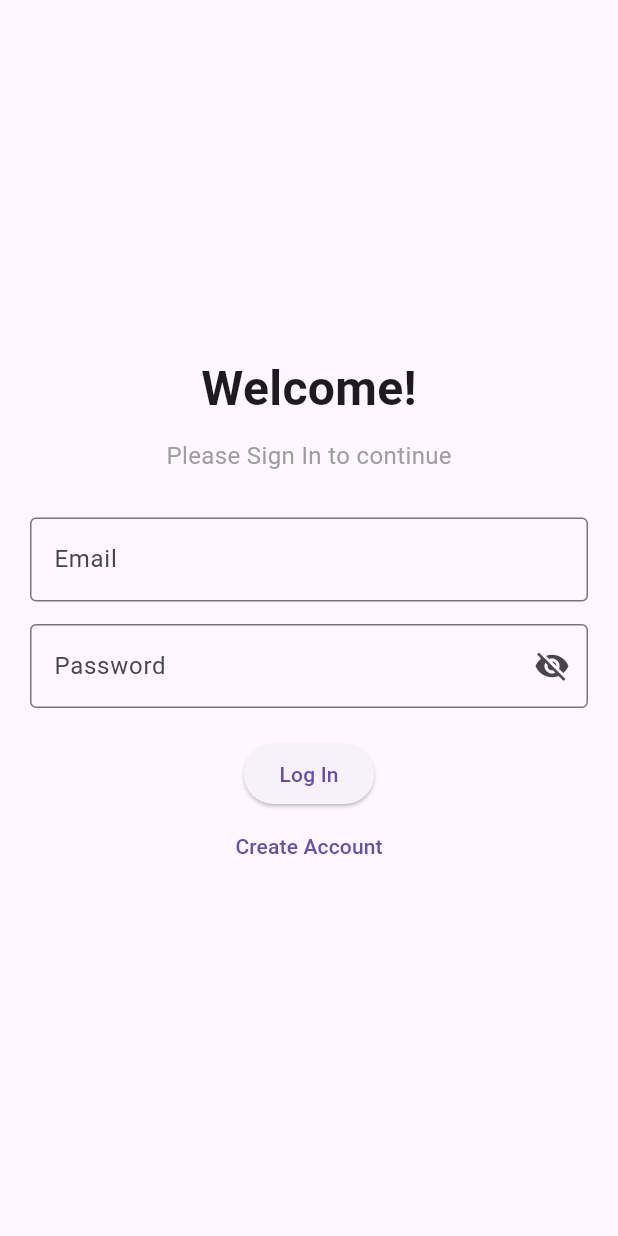
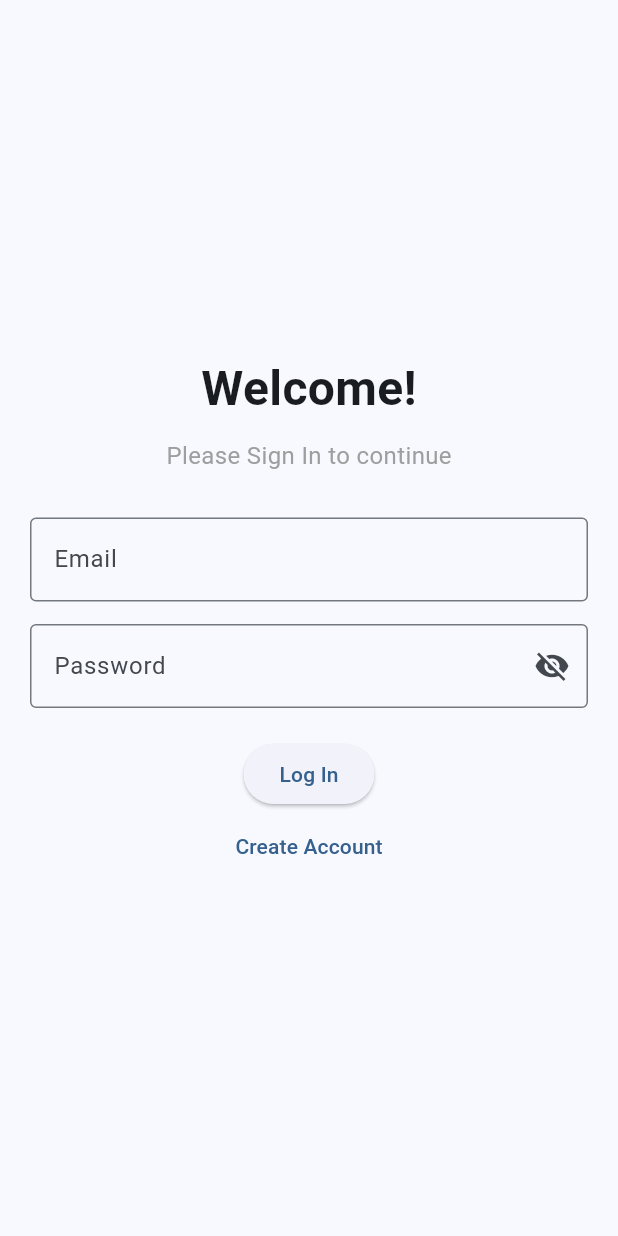
Before and after one commit to matei1603/ChattingApp, a Flutter app: the screen it shows after launch, on a phone screen of 412 x 824 dp. Run offline on Flutter 3.47's test engine with Material 3 defaults, Android fonts, the phone set to English and light mode, and no system bars; our stand-ins replace basic_utils, cloud_firestore, firebase_auth, firebase_core, firebase_messaging, firebase_storage and 7 more; missing offline and left inert: encrypt, file_selector, flutter_google_places_hoc081098, pointycastle; accounts and stored records are empty.

Commit message:
6.06.2025 final

```diff
--- a/lib/main.dart
+++ b/lib/main.dart
@@ -1,16 +1,14 @@
 import 'package:chatting_app/services/crypto_service.dart';
 import 'package:chatting_app/services/notifications_service.dart';
-import 'package:chatting_app/theme/script.dart';
 import 'package:firebase_auth/firebase_auth.dart';
 import 'package:flutter/material.dart';
 import 'package:firebase_core/firebase_core.dart';
-import 'firebase_utilis.dart';
 import 'screens/login.dart';
 import 'package:firebase_messaging/firebase_messaging.dart';
 
 Future<void> _firebaseBackgroundHandler(RemoteMessage message) async {
   await Firebase.initializeApp();
-  // Handle background message here
+
   print('Background message: ${message.notification?.title}');
 }
 void main() async {
@@ -39,6 +37,12 @@ class MyApp extends StatelessWidget {
   Widget build(BuildContext context) {
     return MaterialApp(
       debugShowCheckedModeBanner: false,
+      theme: ThemeData(
+        colorScheme: ColorScheme.fromSeed(
+          seedColor: Colors.blue,
+        ),
+        useMaterial3: true,
+      ),
       home: LoginPage(),
     );
   }
--- a/lib/screens/chat_screen.dart
+++ b/lib/screens/chat_screen.dart
@@ -1,16 +1,13 @@
-// Updated ChatPage with MessageBubble integration
 import 'dart:io';
 import 'package:flutter/material.dart';
 import 'package:font_awesome_flutter/font_awesome_flutter.dart';
 import 'package:image_picker/image_picker.dart';
 import 'package:file_selector/file_selector.dart';
-import 'package:url_launcher/url_launcher.dart';
 import '../services/chat_service.dart';
 import '../services/crypto_service.dart';
 import '../services/location_service.dart';
 import 'package:cloud_firestore/cloud_firestore.dart';
 import 'message_request_dialog.dart';
-import 'image_viewer_page.dart';
 import '../screens/message_bubble.dart';
 
 class ChatPage extends StatefulWidget {
--- a/pubspec.yaml
+++ b/pubspec.yaml
@@ -71,6 +71,7 @@ dependencies:
 dev_dependencies:
   flutter_test:
     sdk: flutter
+  flutter_launcher_icons: ^0.13.1
 
   # The "flutter_lints" package below contains a set of recommended lints to
   # encourage good coding practices. The lint set provided by the package is
@@ -83,6 +84,10 @@ dev_dependencies:
 # following page: https://dart.dev/tools/pub/pubspec
 
 # The following section is specific to Flutter packages.
+flutter_icons:
+  android: true
+  ios: true
+  image_path: "assets/logo.png"
 flutter:
 
   # The following line ensures that the Material Icons font is
```
Also changed, not shown: pubspec.lock, 21 other files.
